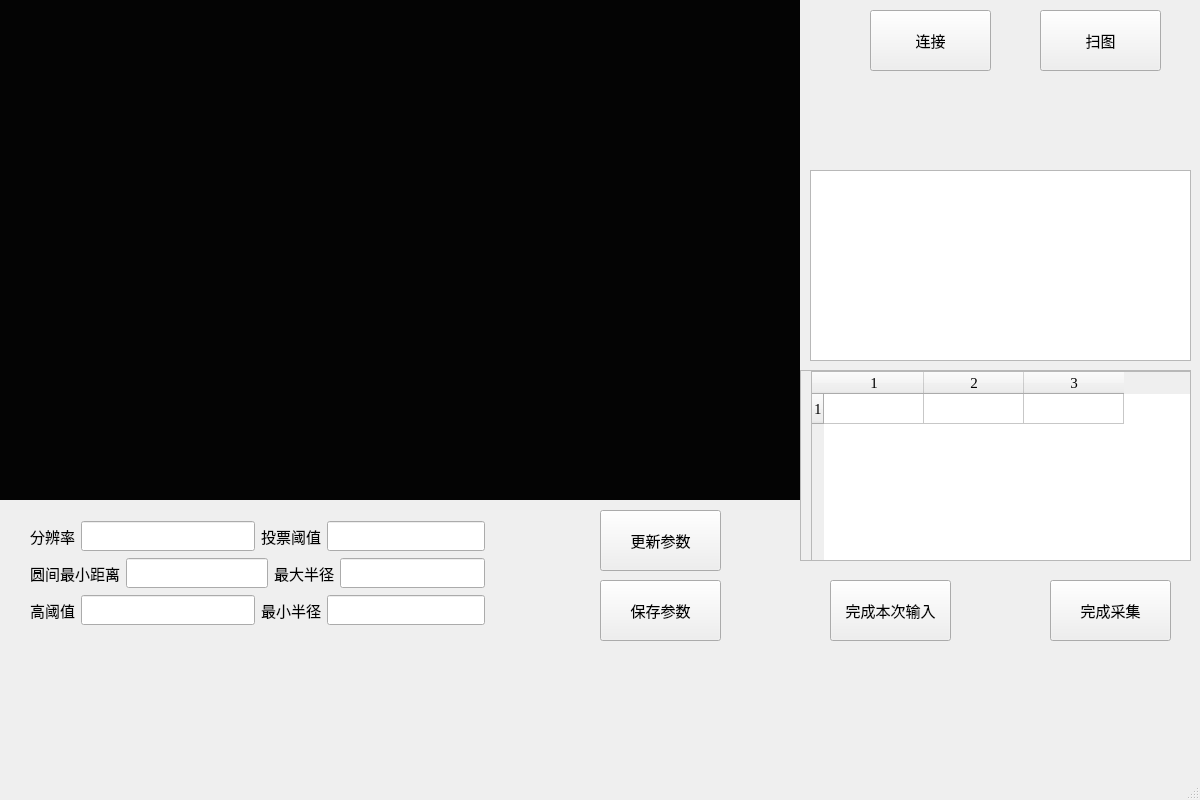
Old version of the form handeye.ui in the repository Yamabukiss/handeye_calibration.
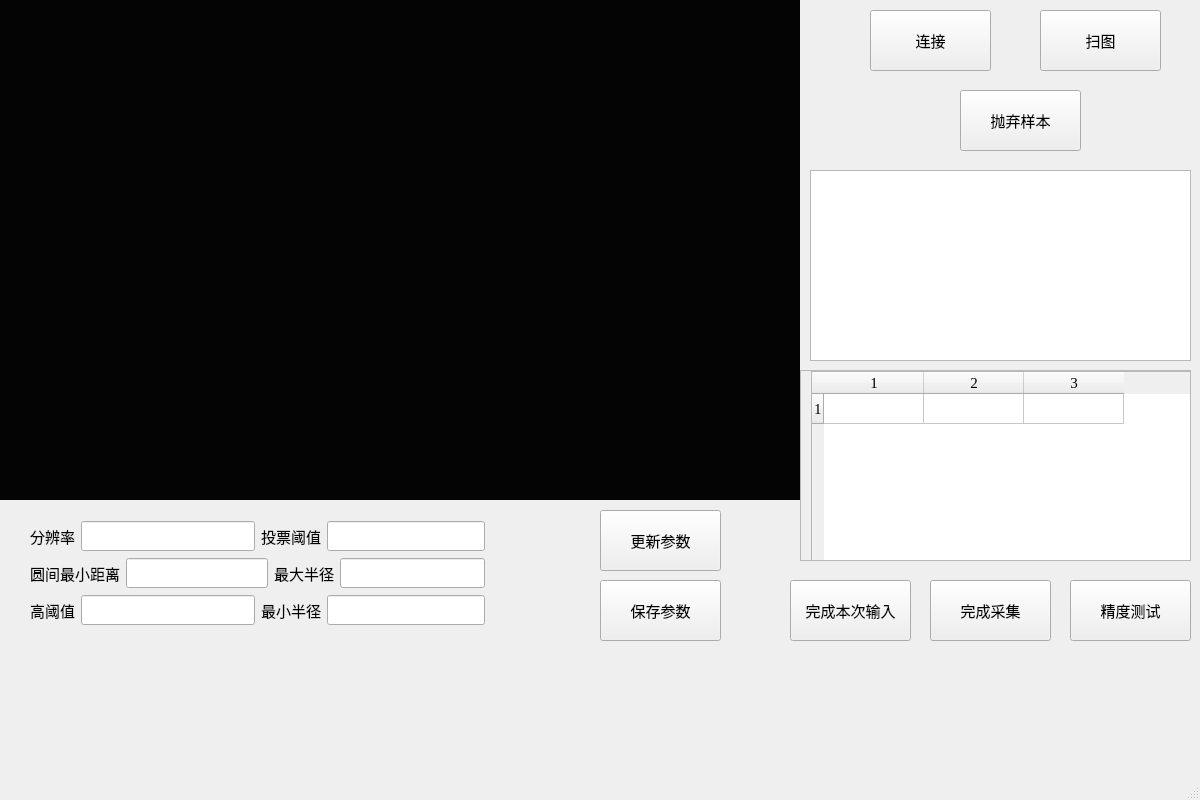
New version of the form.

What changed in the file:
```diff
--- a/handeye.ui
+++ b/handeye.ui
@@ -184,7 +184,7 @@
    <widget class="QPushButton" name="pBtnConnect_on_single_3">
     <property name="geometry">
      <rect>
-      <x>830</x>
+      <x>790</x>
       <y>580</y>
       <width>121</width>
       <height>61</height>
@@ -215,7 +215,7 @@
    <widget class="QPushButton" name="pBtnConnect_on_single_4">
     <property name="geometry">
      <rect>
-      <x>1050</x>
+      <x>930</x>
       <y>580</y>
       <width>121</width>
       <height>61</height>
@@ -413,6 +413,68 @@
      </item>
     </layout>
    </widget>
+   <widget class="QPushButton" name="pBtnConnect_on_single_5">
+    <property name="geometry">
+     <rect>
+      <x>1070</x>
+      <y>580</y>
+      <width>121</width>
+      <height>61</height>
+     </rect>
+    </property>
+    <property name="minimumSize">
+     <size>
+      <width>101</width>
+      <height>41</height>
+     </size>
+    </property>
+    <property name="maximumSize">
+     <size>
+      <width>55555</width>
+      <height>55555</height>
+     </size>
+    </property>
+    <property name="font">
+     <font>
+      <family>黑体</family>
+      <pointsize>11</pointsize>
+     </font>
+    </property>
+    <property name="text">
+     <string>精度测试</string>
+    </property>
+   </widget>
+   <widget class="QPushButton" name="pBtnConnect_on_connect_4">
+    <property name="geometry">
+     <rect>
+      <x>960</x>
+      <y>90</y>
+      <width>121</width>
+      <height>61</height>
+     </rect>
+    </property>
+    <property name="minimumSize">
+     <size>
+      <width>101</width>
+      <height>41</height>
+     </size>
+    </property>
+    <property name="maximumSize">
+     <size>
+      <width>55555</width>
+      <height>55555</height>
+     </size>
+    </property>
+    <property name="font">
+     <font>
+      <family>黑体</family>
+      <pointsize>11</pointsize>
+     </font>
+    </property>
+    <property name="text">
+     <string>抛弃样本</string>
+    </property>
+   </widget>
   </widget>
   <widget class="QMenuBar" name="menubar">
    <property name="geometry">
```
